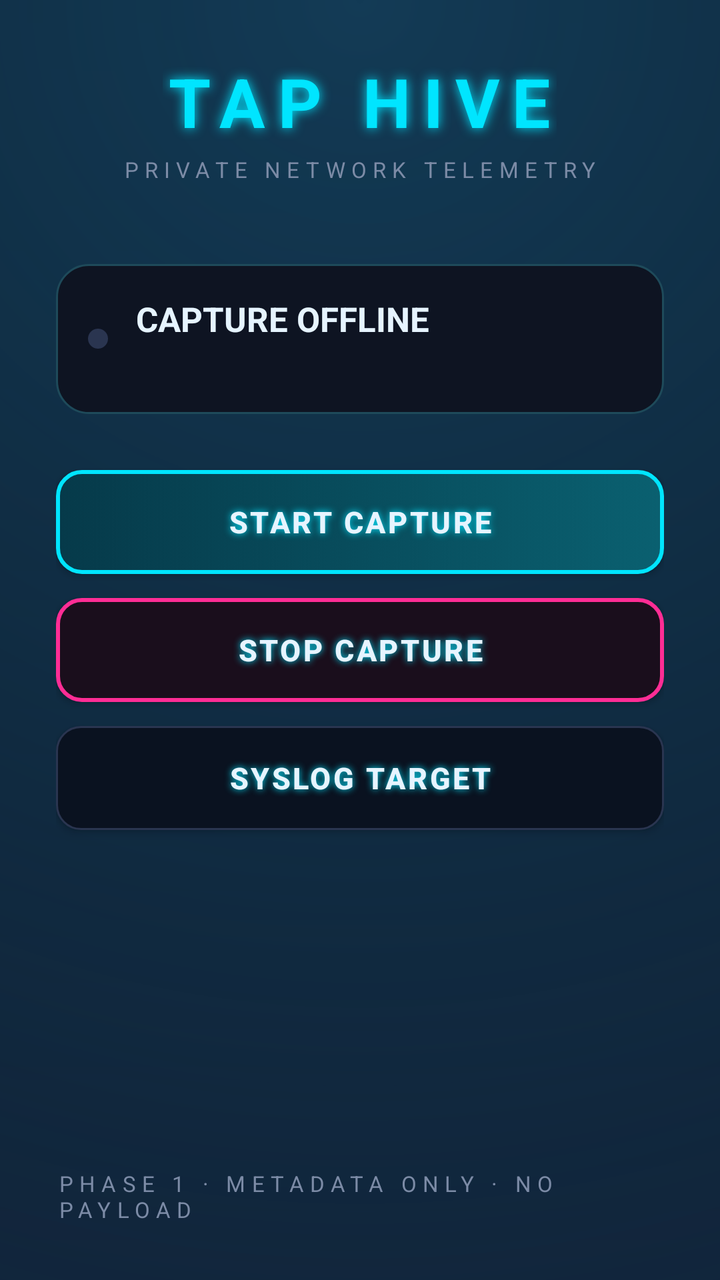
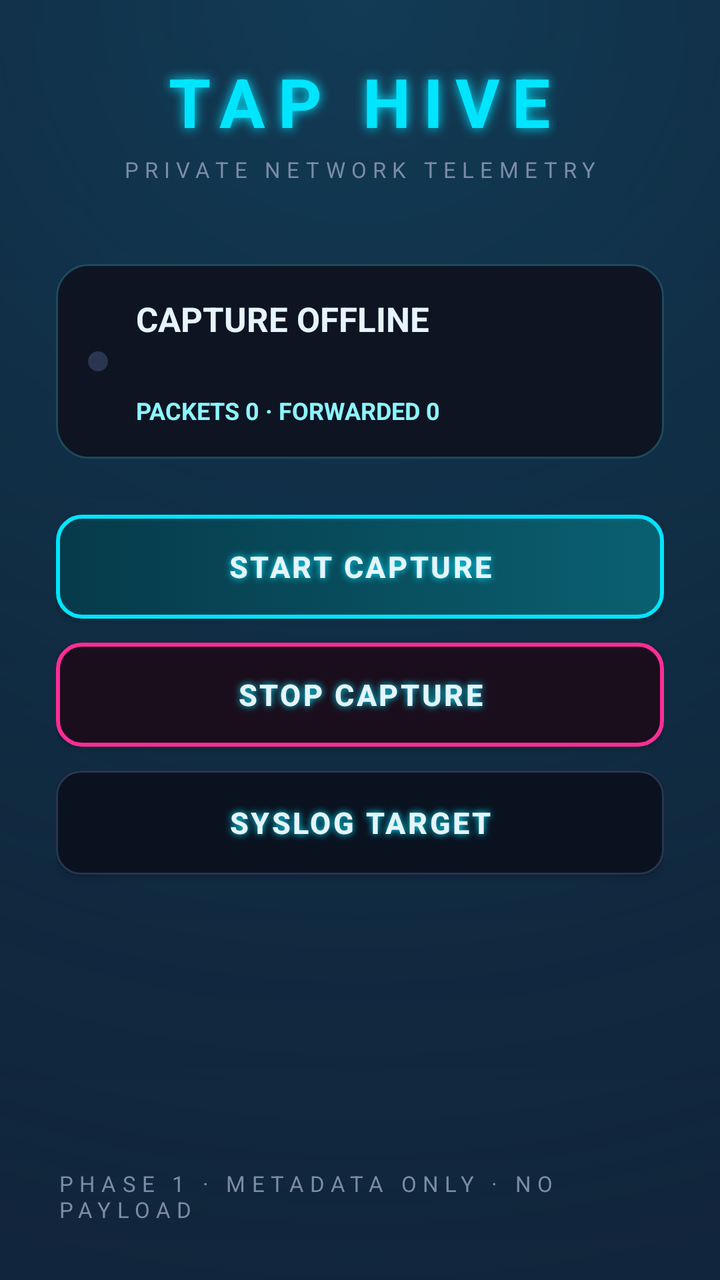

Compare the two renders of this Android layout. The source of the first and the diff that turns it into the second are given below.
<!-- AndroidManifest.xml: application theme AppTheme -->
<!-- res/layout/activity_main.xml -->
<?xml version="1.0" encoding="utf-8"?>
<LinearLayout xmlns:android="http://schemas.android.com/apk/res/android"
    android:layout_width="match_parent"
    android:layout_height="match_parent"
    android:background="@drawable/bg_main"
    android:orientation="vertical"
    android:padding="28dp">

    <TextView
        android:layout_width="wrap_content"
        android:layout_height="wrap_content"
        android:layout_gravity="center_horizontal"
        android:text="@string/title"
        style="@style/NeonTitle" />

    <TextView
        android:layout_width="wrap_content"
        android:layout_height="wrap_content"
        android:layout_gravity="center_horizontal"
        android:layout_marginTop="4dp"
        android:text="@string/subtitle"
        style="@style/NeonSubtitle" />

    <LinearLayout
        android:layout_width="match_parent"
        android:layout_height="wrap_content"
        android:layout_marginTop="40dp"
        android:background="@drawable/neon_card"
        android:gravity="center_vertical"
        android:orientation="horizontal">

        <View
            android:id="@+id/status_dot"
            android:layout_width="10dp"
            android:layout_height="10dp"
            android:background="@drawable/dot_dim" />

        <LinearLayout
            android:layout_width="0dp"
            android:layout_height="wrap_content"
            android:layout_marginStart="14dp"
            android:layout_weight="1"
            android:orientation="vertical">

            <TextView
                android:id="@+id/status"
                android:layout_width="wrap_content"
                android:layout_height="wrap_content"
                android:text="@string/status_idle"
                android:textColor="@color/neon_text"
                android:textSize="17sp"
                android:textStyle="bold" />

            <TextView
                android:id="@+id/syslog_info"
                android:layout_width="wrap_content"
                android:layout_height="wrap_content"
                android:layout_marginTop="4dp"
                android:textColor="@color/neon_muted"
                android:textSize="12sp" />
        </LinearLayout>
    </LinearLayout>

    <Button
        android:id="@+id/start"
        android:layout_width="match_parent"
        android:layout_height="wrap_content"
        android:layout_marginTop="28dp"
        android:background="@drawable/neon_button_cyan"
        android:text="@string/start_capture"
        style="@style/NeonButton" />

    <Button
        android:id="@+id/stop"
        android:layout_width="match_parent"
        android:layout_height="wrap_content"
        android:layout_marginTop="12dp"
        android:background="@drawable/neon_button_magenta"
        android:text="@string/stop_capture"
        style="@style/NeonButton" />

    <Button
        android:id="@+id/settings"
        android:layout_width="match_parent"
        android:layout_height="wrap_content"
        android:layout_marginTop="12dp"
        android:background="@drawable/neon_button_ghost"
        android:text="@string/settings"
        style="@style/NeonButton" />

    <View
        android:layout_width="match_parent"
        android:layout_height="0dp"
        android:layout_weight="1" />

    <TextView
        android:layout_width="wrap_content"
        android:layout_height="wrap_content"
        android:layout_gravity="center_horizontal"
        android:text="@string/footer"
        style="@style/NeonSubtitle" />
</LinearLayout>
<!-- resources referenced by this layout -->
<resources>
  <color name="neon_muted">#7C8BA6</color>
  <color name="neon_text">#E6F4FF</color>
  <!-- drawable dot_dim (drawable) -->
  <?xml version="1.0" encoding="utf-8"?>
  <shape xmlns:android="http://schemas.android.com/apk/res/android" android:shape="oval">
      <solid android:color="@color/neon_dim" />
      <size android:height="10dp" android:width="10dp" />
  </shape>
  <!-- drawable neon_card (drawable) -->
  <?xml version="1.0" encoding="utf-8"?>
  <shape xmlns:android="http://schemas.android.com/apk/res/android" android:shape="rectangle">
      <solid android:color="@color/neon_surface" />
      <stroke
          android:width="1dp"
          android:color="#1E4A5A" />
      <corners android:radius="16dp" />
      <padding
          android:bottom="16dp"
          android:left="16dp"
          android:right="16dp"
          android:top="16dp" />
  </shape>
  <string name="footer">PHASE 1 · METADATA ONLY · NO PAYLOAD</string>
  <string name="settings">SYSLOG TARGET</string>
  <string name="start_capture">START CAPTURE</string>
  <string name="status_idle">CAPTURE OFFLINE</string>
  <string name="stop_capture">STOP CAPTURE</string>
  <string name="subtitle">PRIVATE NETWORK TELEMETRY</string>
  <string name="title">TAP HIVE</string>
  <style name="NeonButton">
          <item name="android:textColor">@color/neon_text</item>
          <item name="android:textSize">15sp</item>
          <item name="android:textStyle">bold</item>
          <item name="android:letterSpacing">0.08</item>
          <item name="android:minHeight">52dp</item>
          <item name="android:shadowColor">@color/neon_cyan</item>
          <item name="android:shadowDx">0</item>
          <item name="android:shadowDy">0</item>
          <item name="android:shadowRadius">8</item>
      </style>
  <style name="NeonSubtitle">
          <item name="android:textColor">@color/neon_muted</item>
          <item name="android:textSize">11sp</item>
          <item name="android:letterSpacing">0.28</item>
      </style>
  <style name="NeonTitle">
          <item name="android:textColor">@color/neon_cyan</item>
          <item name="android:textSize">34sp</item>
          <item name="android:textStyle">bold</item>
          <item name="android:letterSpacing">0.18</item>
          <item name="android:shadowColor">@color/neon_cyan</item>
          <item name="android:shadowDx">0</item>
          <item name="android:shadowDy">0</item>
          <item name="android:shadowRadius">14</item>
      </style>
  <style name="AppTheme" parent="@android:style/Theme.Material.NoActionBar">
          <item name="android:windowBackground">@drawable/bg_main</item>
          <item name="android:colorAccent">@color/neon_cyan</item>
          <item name="android:textColorPrimary">@color/neon_text</item>
          <item name="android:textColorSecondary">@color/neon_muted</item>
          <item name="android:statusBarColor">@color/neon_bg</item>
          <item name="android:navigationBarColor">@color/neon_bg</item>
          <item name="android:windowLightStatusBar">false</item>
      </style>
  <color name="neon_bg_end">#101A2E</color>
  <color name="neon_bg">#070A12</color>
  <color name="neon_dim">#2A3550</color>
  <color name="neon_cyan">#00E5FF</color>
  <color name="neon_cyan_soft">#8BF6FF</color>
  <color name="neon_magenta">#FF2D95</color>
  <color name="neon_surface">#0E1422</color>
  <!-- unchanged entries left out for length: 4 -->
</resources>

<!-- the commit's change to res/layout/activity_main.xml (unified diff, before → after) -->
@@ -58,6 +58,16 @@
                 android:layout_marginTop="4dp"
                 android:textColor="@color/neon_muted"
                 android:textSize="12sp" />
+
+            <TextView
+                android:id="@+id/stats_info"
+                android:layout_width="wrap_content"
+                android:layout_height="wrap_content"
+                android:layout_marginTop="6dp"
+                android:text="@string/stats_initial"
+                android:textColor="@color/neon_cyan_soft"
+                android:textSize="12sp"
+                android:textStyle="bold" />
         </LinearLayout>
     </LinearLayout>
 
<!-- resource entries referenced after the edit -->
@@ -25,6 +25,7 @@
   <string name="footer">PHASE 1 · METADATA ONLY · NO PAYLOAD</string>
   <string name="settings">SYSLOG TARGET</string>
   <string name="start_capture">START CAPTURE</string>
+  <string name="stats_initial">PACKETS 0 · FORWARDED 0</string>
   <string name="status_idle">CAPTURE OFFLINE</string>
   <string name="stop_capture">STOP CAPTURE</string>
   <string name="subtitle">PRIVATE NETWORK TELEMETRY</string>
